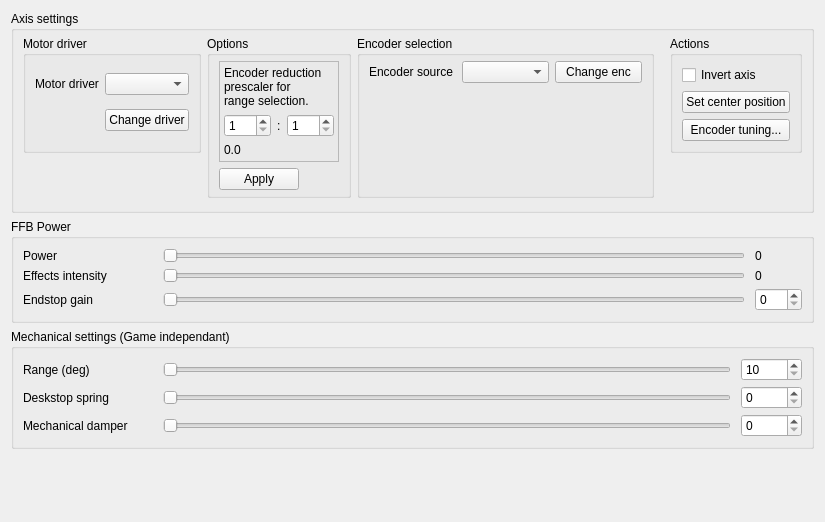
Before: the Qt Designer form res/axis_ui.ui in Ultrawipf/OpenFFBoard-configurator, drawn with Qt 5.
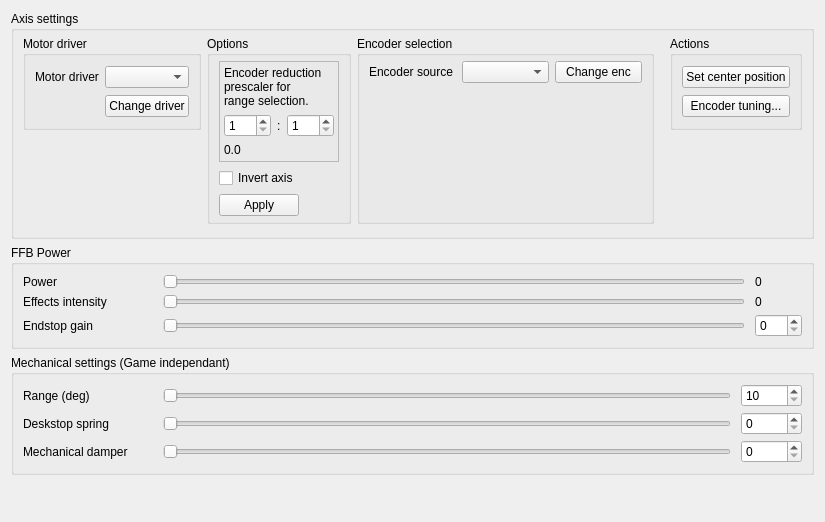
After: the same form once the commit is applied.

Commit message: Using cmdinfo to check axis reduction availability

Patch:
```diff
--- a/res/axis_ui.ui
+++ b/res/axis_ui.ui
@@ -139,16 +139,6 @@
          <string>Actions</string>
         </property>
         <layout class="QVBoxLayout" name="verticalLayout_3">
-         <item>
-          <widget class="QCheckBox" name="checkBox_invert">
-           <property name="toolTip">
-            <string>&lt;html&gt;&lt;head/&gt;&lt;body&gt;&lt;p&gt;Reverses the axis.&lt;br/&gt;Also reverses the forces so they keep pointing in the correct direction.&lt;/p&gt;&lt;/body&gt;&lt;/html&gt;</string>
-           </property>
-           <property name="text">
-            <string>Invert axis</string>
-           </property>
-          </widget>
-         </item>
          <item>
           <widget class="QPushButton" name="pushButton_center">
            <property name="toolTip">
@@ -278,13 +268,6 @@
          <property name="bottomMargin">
           <number>5</number>
          </property>
-         <item row="1" column="0">
-          <widget class="QPushButton" name="pushButton_apply_options">
-           <property name="text">
-            <string>Apply</string>
-           </property>
-          </widget>
-         </item>
          <item row="0" column="0" colspan="2">
           <widget class="QFrame" name="frame">
            <property name="minimumSize">
@@ -377,6 +360,23 @@
            </layout>
           </widget>
          </item>
+         <item row="2" column="0">
+          <widget class="QPushButton" name="pushButton_apply_options">
+           <property name="text">
+            <string>Apply</string>
+           </property>
+          </widget>
+         </item>
+         <item row="1" column="0">
+          <widget class="QCheckBox" name="checkBox_invert">
+           <property name="toolTip">
+            <string>&lt;html&gt;&lt;head/&gt;&lt;body&gt;&lt;p&gt;Reverses the axis.&lt;br/&gt;Also reverses the forces so they keep pointing in the correct direction.&lt;/p&gt;&lt;/body&gt;&lt;/html&gt;</string>
+           </property>
+           <property name="text">
+            <string>Invert axis</string>
+           </property>
+          </widget>
+         </item>
         </layout>
        </widget>
       </item>
```
Left out of the diff: 16 changed lines with no effect on the pictures. The commit also changes 1 other file.
